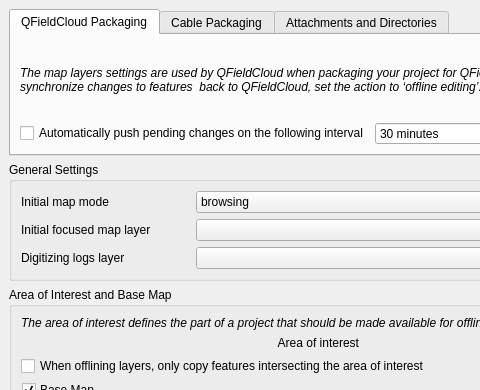
Above: qfieldsync/ui/project_configuration_widget.ui from opengisch/qfieldsync before the change; both pictures show x 0 to 480 and y 0 to 390 of the 737 by 570 pixel window. Below: the same form after it.
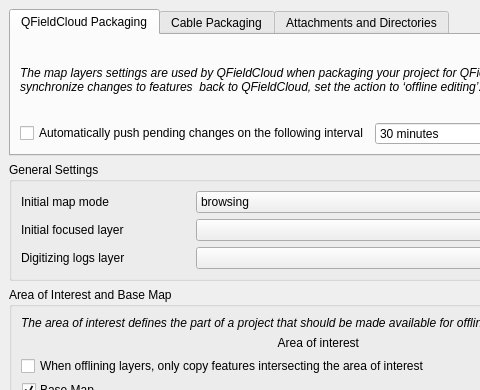
That is the form after the change. Icons and pictures are not drawn. Custom widgets are drawn as their Qt base class.

Commit message: Add logic of initialFocusedLayerComboBox and initialMapModeComboBox.

```diff
--- a/qfieldsync/ui/project_configuration_widget.ui
+++ b/qfieldsync/ui/project_configuration_widget.ui
@@ -270,7 +270,7 @@
           <item row="1" column="0">
            <widget class="QLabel" name="InitialFocusedMapLayer">
             <property name="text">
-             <string>Initial focused map layer</string>
+             <string>Initial focused layer</string>
             </property>
            </widget>
           </item>
```
Left out of the diff: 9 changed lines with no effect on the pictures. The commit also changes 1 other file.
